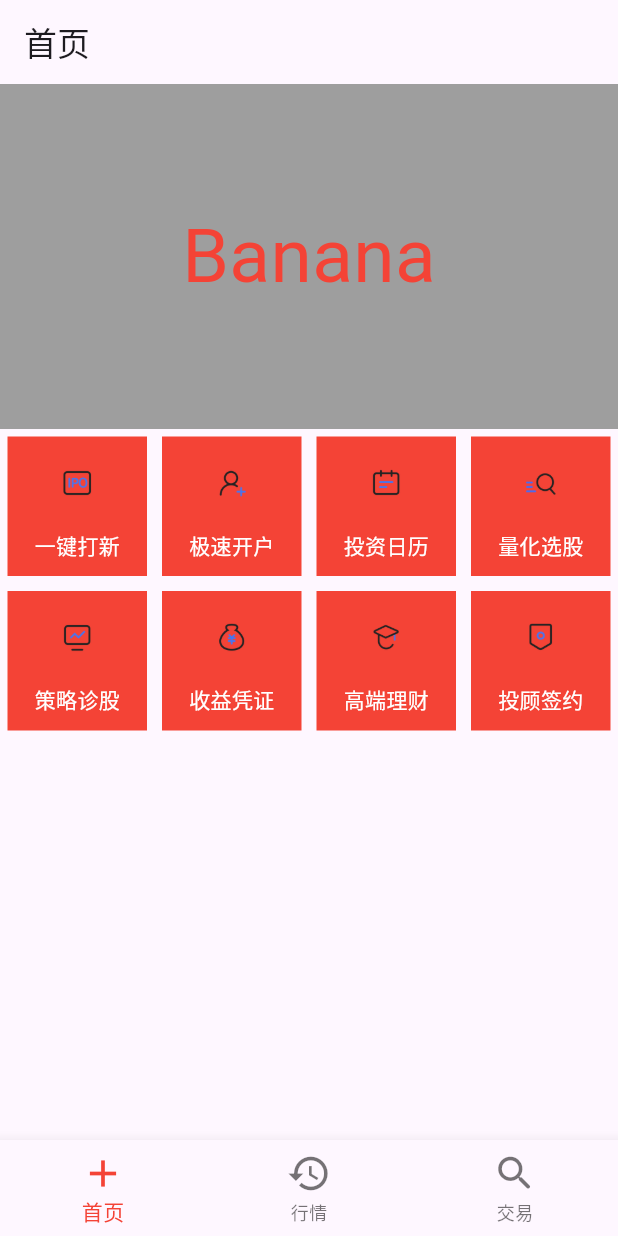
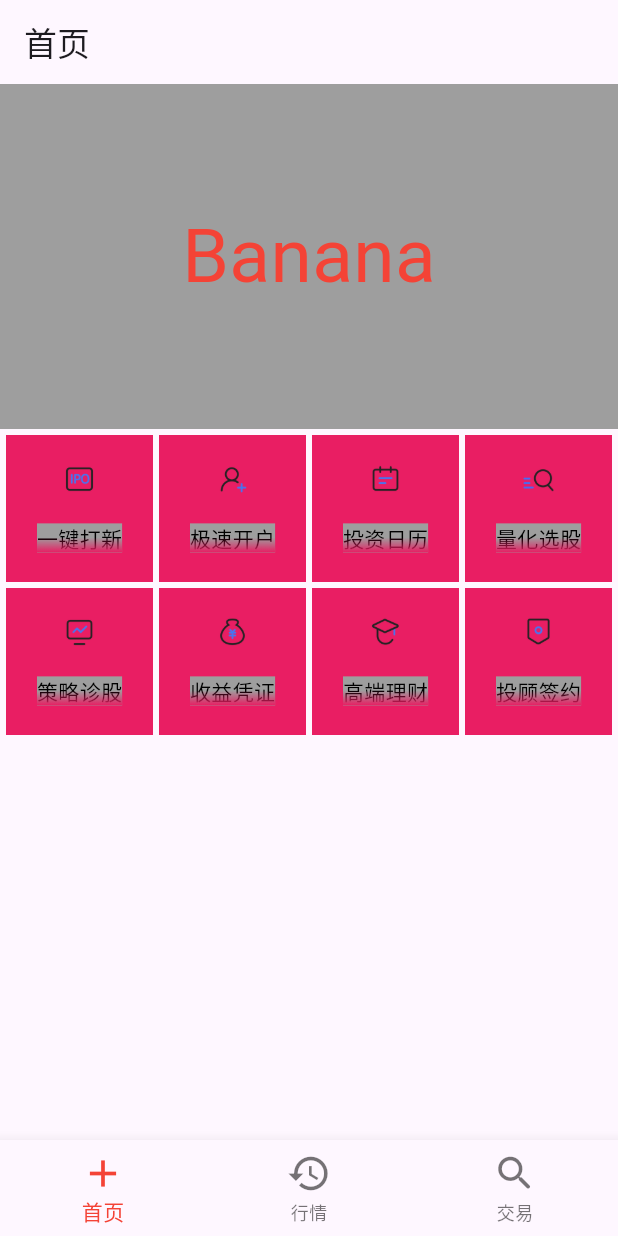
Before and after one commit to jianronglu/ryan_widget, a Flutter app: the screen it shows after launch, on a phone screen of 412 x 824 dp. Run offline on Flutter 3.47's test engine with Material 3 defaults, Android fonts, the phone set to English and light mode, and no system bars; missing offline and left inert: dart:ffi.

Commit message:
抽 GridView工具

```diff
--- a/lib/constants/common_constant.dart
+++ b/lib/constants/common_constant.dart
@@ -1,9 +1,9 @@
 
 class NumberConstant{
   static const double bannerHeight = 230.0;
-  static const int homePageGridViewDelegateItemCount = 4;
+  static const int gridDelegateItemCount = 4;
   static const double homePageCridViewHeight = 250.0;
-  static const double gridViewMargin = 5.0;
+  static const double gridViewMargin = 1.0;
   static const double textFont_14 = 14.0;
 }
 
--- a/lib/home/home_page.dart
+++ b/lib/home/home_page.dart
@@ -1,4 +1,5 @@
 import 'package:flutter/material.dart';
+import 'package:widget01/home/view/home_grid_view.dart';
 import '../home/view/home_banner_view.dart';
 import '../home/model/home_view_model.dart';
 import '../../../constants/common_constant.dart';
@@ -12,7 +13,7 @@ class HomePage extends StatefulWidget {
 
 class _HomePageState extends State<HomePage> {
   Widget _createBannerView() {
-    return SizedBox(
+    return const SizedBox(
       height: NumberConstant.bannerHeight,
       child: HomeBannerView(
         items: HomeViewModel.bannerItems,
@@ -20,58 +21,10 @@ class _HomePageState extends State<HomePage> {
     );
   }
 
-  Widget _createGridItem(int index) {
-    return GestureDetector(
-      onTap: (){
-        print(HomeViewModel.gridViewItems[index].title);
-      },
-      child: Container(
-        color: Colors.red,
-        margin: const EdgeInsets.all(NumberConstant.gridViewMargin),
-        alignment: Alignment.center,
-        child: Column(
-          crossAxisAlignment: CrossAxisAlignment.center,
-          children: [
-            Expanded(
-              flex: 2,
-              child: SizedBox(
-                width: 20,
-                height: 20,
-                child: Image(image: AssetImage(HomeViewModel.gridViewItems[index].iconName ?? ''),),
-              ),
-              // child: IconButton(
-              //     onPressed: () {},
-              //     icon: Icon(Icons.add)),
-            ),
-            Expanded(
-              flex: 1,//icon 和 text 2:1填充控件
-              child: Text(
-                HomeViewModel.gridViewItems[index].title ?? StringConstant.def,
-                style: TextStyle(
-                    color: Colors.white,
-                    fontSize: NumberConstant.textFont_14,),
-                overflow: TextOverflow.fade,//溢出无色
-                softWrap: false,
-                textAlign: TextAlign.center,
-                textDirection: TextDirection.ltr,
-              ),
-            ),
-          ],
-        ),
-      ),
-    );
-  }
-
   Widget _createGridView() {
-    return Container(
+    return SizedBox(
       height: NumberConstant.homePageCridViewHeight,
-      child: GridView.builder(
-          physics: NeverScrollableScrollPhysics(), //禁止弹动
-          gridDelegate: const SliverGridDelegateWithFixedCrossAxisCount(
-              crossAxisCount: NumberConstant.homePageGridViewDelegateItemCount),
-          itemCount: HomeViewModel.gridViewItems.length,
-          itemBuilder: (BuildContext content, int index) =>
-              _createGridItem(index)),
+      child: HomeGridView(items: HomeViewModel.gridViewItems),
     );
   }
 
--- a/lib/home/view/home_grid_item_view.dart
+++ /dev/null
@@ -1,10 +0,0 @@
-import 'package:flutter/material.dart';
-
-class GridViewItem extends StatelessWidget {
-  const GridViewItem({Key? key}) : super(key: key);
-
-  @override
-  Widget build(BuildContext context) {
-    return const Placeholder();
-  }
-}
--- /dev/null
+++ b/lib/home/view/home_grid_view.dart
@@ -0,0 +1,101 @@
+import 'dart:ffi';
+import 'package:flutter/material.dart';
+import '../../home/model/home_view_model.dart';
+import '../../../constants/common_constant.dart';
+
+class GridViewItem extends StatelessWidget {
+  final String? title;
+  final TextStyle? style;
+  final String? iconName;
+
+  const GridViewItem({
+    Key? key,
+    this.title,
+    this.style,
+    this.iconName,
+  }) : super(key: key);
+
+  @override
+  Widget build(BuildContext context) {
+    return Container(
+      color: Colors.pink,
+      margin: EdgeInsets.all(2),
+      child: Column(
+        mainAxisAlignment: MainAxisAlignment.center,
+        children: [
+          const Spacer(),
+          Expanded(
+            child: Image(
+              width: 30,
+              height: 30, //为啥不能传进来
+              image: AssetImage(iconName ?? StringConstant.def),
+            ),
+          ),
+          const Spacer(),
+          Expanded(
+              child: Text(
+            title ?? StringConstant.def,
+            style: style,
+            overflow: TextOverflow.fade, //溢出无色
+            softWrap: false,
+            textAlign: TextAlign.center,
+            textDirection: TextDirection.ltr,
+          )),
+          const Spacer(),
+        ],
+      ),
+    );
+  }
+}
+
+class HomeGridView extends StatefulWidget {
+  final List<GridViewItemModel> items;
+  final double? width;
+  final double? height;
+
+  const HomeGridView({
+    Key? key,
+    this.width,
+    this.height,
+    required this.items,
+  }) : super(key: key);
+
+  @override
+  State<StatefulWidget> createState() => _HomeGrideViewState();
+}
+
+class _HomeGrideViewState extends State<HomeGridView> {
+  Widget _createGridItem(int index) {
+    final title = HomeViewModel.gridViewItems[index].title;
+    final iconName = HomeViewModel.gridViewItems[index].iconName;
+    return GestureDetector(
+      onTap: () {
+        print(title);
+      },
+      child: GridViewItem(
+        title: title,
+        iconName: iconName,
+        style: const TextStyle(
+          color: Colors.black,
+          backgroundColor: Colors.grey,
+        ),
+      ),
+    );
+  }
+
+  @override
+  Widget build(BuildContext context) {
+    return Container(
+      margin: const EdgeInsets.all(2),
+      width: widget.width ?? double.infinity,
+      height: widget.height ?? double.infinity,
+      child: GridView.builder(
+          physics: NeverScrollableScrollPhysics(),
+          gridDelegate: const SliverGridDelegateWithFixedCrossAxisCount(
+              crossAxisCount: NumberConstant.gridDelegateItemCount),
+          itemCount: widget.items.length,
+          itemBuilder: (BuildContext context, int index) =>
+              _createGridItem(index)),
+    );
+  }
+}
```
